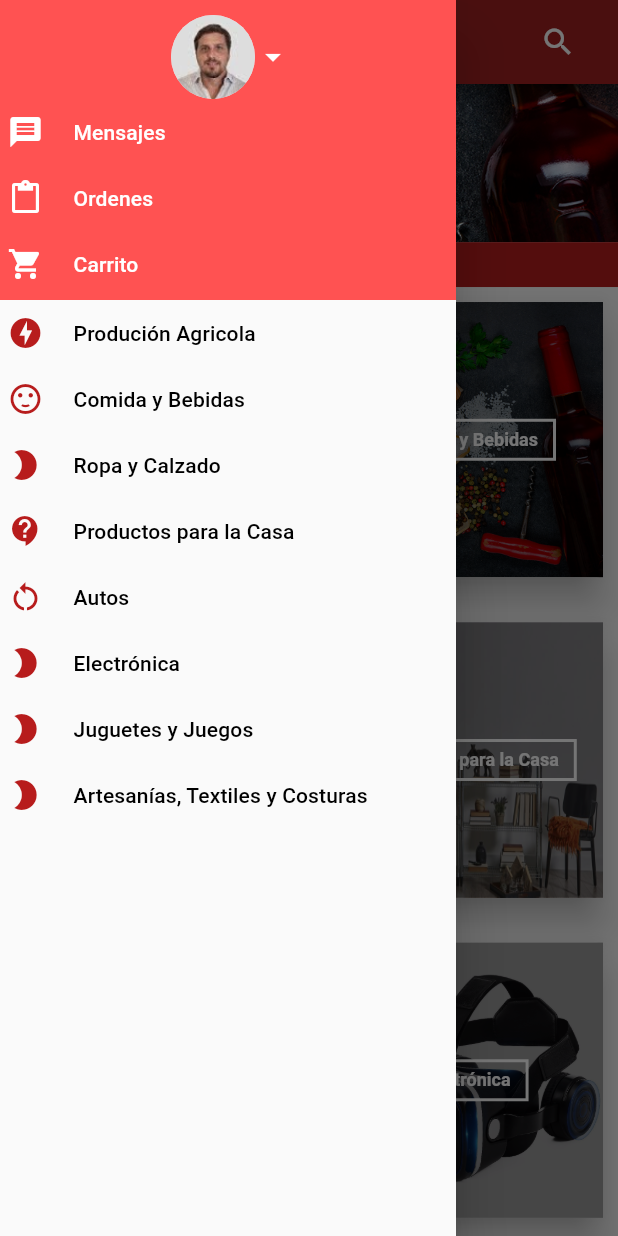
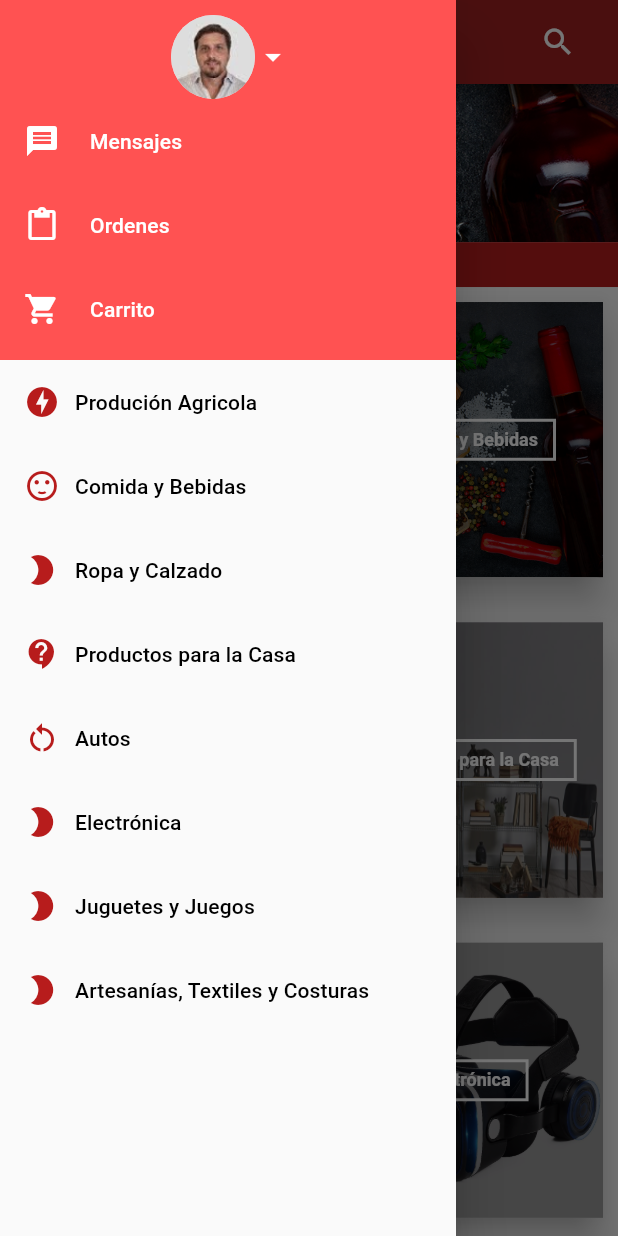
Before and after one commit to mauriciovalli/qapap_b2b, a Flutter app: the screen it shows after launch, with the side drawer open, on a phone screen of 412 x 824 dp. Run offline on Flutter 3.47's test engine with Material 2 defaults, Android fonts, the phone set to English and light mode, and no system bars; our stand-ins replace bloc, cached_network_image, equatable, flutter_bloc, flutter_swiper, get_it.

Commit message:
Category selected

```diff
--- a/lib/configuration/theme.dart
+++ b/lib/configuration/theme.dart
@@ -39,21 +39,20 @@ class CompanyColors {
 
 
 class ThemeConfig {
-  final double textFieldHeight = 60.0;
-  final double appPaddingLargeW = 120.0;
-  final double appPaddingLargeM = 12.0;
+  final double _appPaddingLargeW = 120.0;
+  final double _appPaddingLargeM = 12.0;
 
-  final double appPaddingSmallW = 20.0;
-  final double appPaddingSmallM = 4.0;
+  final double _appPaddingSmallW = 20.0;
+  final double _appPaddingSmallM = 4.0;
 
-  final double appPaddingVerticalW = 20.0;
-  final double appPaddingVerticalM = 10.0;
+  final double _appPaddingVerticalW = 20.0;
+  final double _appPaddingVerticalM = 10.0;
 
-  final double titleFontSizeW = 18.0;
-  final double titleFontSizeM = 12.0;
+  final double _titleFontSizeW = 18.0;
+  final double _titleFontSizeM = 12.0;
 
-  final double subTitleFontSizeW = 14.0;
-  final double subTitleFontSizeM = 8.0;
+  final double _subTitleFontSizeW = 14.0;
+  final double _subTitleFontSizeM = 8.0;
 
   bool isDesktop;
   bool isSmallDesktop;
@@ -68,17 +67,17 @@ class ThemeConfig {
     isSmallDesktop = isDisplaySmallDesktop(context);
 
     appPaddingHorizontalLarge =
-        isDesktop && !isSmallDesktop ? appPaddingLargeW : appPaddingLargeM;
+        isDesktop && !isSmallDesktop ? _appPaddingLargeW : _appPaddingLargeM;
     appPaddingHorizontalSmall =
-        isDesktop && !isSmallDesktop ? appPaddingSmallW : appPaddingSmallM;
+        isDesktop && !isSmallDesktop ? _appPaddingSmallW : _appPaddingSmallM;
     appPaddingVertical = isDesktop && !isSmallDesktop
-        ? appPaddingVerticalW
-        : appPaddingVerticalM;
+        ? _appPaddingVerticalW
+        : _appPaddingVerticalM;
     subTitleFontSize =
-        isDesktop && !isSmallDesktop ? subTitleFontSizeW : subTitleFontSizeM;
+        isDesktop && !isSmallDesktop ? _subTitleFontSizeW : _subTitleFontSizeM;
 
     titleFontSize =
-        isDesktop && !isSmallDesktop ? titleFontSizeW : titleFontSizeM;
+        isDesktop && !isSmallDesktop ? _titleFontSizeW : _titleFontSizeM;
   }
 
   static ThemeConfig instance(BuildContext context) {
--- a/lib/models/category.dart
+++ b/lib/models/category.dart
@@ -3,5 +3,6 @@ class CategoryModel{
   String name ;
   String image ;
   String icon ;
-  CategoryModel({this.id,this.name,this.image,this.icon});
+  bool isSelected;
+  CategoryModel({this.id,this.name,this.image,this.icon, this.isSelected=false});
 }
--- a/lib/pages/home.dart
+++ b/lib/pages/home.dart
@@ -53,7 +53,7 @@ class _HomePageState extends State<HomePage> {
                 children: [
                   if (themeConfig.isDesktop && !themeConfig.isSmallDesktop)
                     Container(
-                      width: 270,
+                      width: 280,
                       child: CategorySimpleList(),
                     ),
                   Expanded(
--- a/lib/presentation/category/widgets/category_simple_item.dart
+++ /dev/null
@@ -1,46 +0,0 @@
-import 'package:flutter/material.dart';
-import 'package:flutter_bloc/flutter_bloc.dart';
-import 'package:qapaq_b2b/configuration/theme.dart';
-import 'package:qapaq_b2b/models/category.dart';
-import 'package:qapaq_b2b/presentation/category/category_bloc.dart';
-import 'package:qapaq_b2b/presentation/product/product_bloc.dart';
-
-class CategoryItem extends StatelessWidget {
-  final CategoryModel _item;
-  final ThemeConfig themeConfig;
-  const CategoryItem(this._item, this.themeConfig);
-
-  @override
-  Widget build(BuildContext context) {
-    return InkWell(
-        child: Container(
-          padding: EdgeInsets.symmetric(
-            vertical: 10,
-            horizontal: 5,
-          ),
-          alignment: Alignment.centerLeft,
-          child: Row(
-            children: [
-              Icon(
-                IconData(int.parse(_item.icon), fontFamily: 'MaterialIcons'),
-                color: Theme.of(context).accentColor,
-              ),
-              Padding(
-                padding: const EdgeInsets.only(
-                  left: 20,
-                ),
-                child: Text(
-                  _item.name,
-                  style: Theme.of(context).textTheme.subtitle2,
-                  textAlign: TextAlign.left,
-                ),
-              )
-            ],
-          ),
-        ),
-        onTap: () => {
-              BlocProvider.of<CategoryBloc>(context).add(CategoryHide()),
-              BlocProvider.of<ProductBloc>(context).add(ProductLoad(_item.id)),
-            });
-  }
-}
--- a/lib/presentation/category/widgets/category_simple_list.dart
+++ b/lib/presentation/category/widgets/category_simple_list.dart
@@ -1,13 +1,19 @@
 import 'package:flutter/material.dart';
 import 'package:flutter_bloc/flutter_bloc.dart';
-import 'package:qapaq_b2b/configuration/theme.dart';
+import 'package:qapaq_b2b/models/category.dart';
 import 'package:qapaq_b2b/presentation/category/category_bloc.dart';
-import 'package:qapaq_b2b/presentation/category/widgets/category_simple_item.dart';
+import 'package:qapaq_b2b/presentation/product/product_bloc.dart';
 
-class CategorySimpleList extends StatelessWidget {
+class CategorySimpleList extends StatefulWidget {
+  @override
+  CategorySimpleListState createState() => CategorySimpleListState();
+}
+
+class CategorySimpleListState extends State<CategorySimpleList> {
+  int _selectedItemId;
+
   @override
   Widget build(BuildContext context) {
-    final ThemeConfig themeConfig = ThemeConfig.instance(context);
     return Scaffold(
       body: CustomScrollView(
         slivers: [
@@ -21,11 +27,11 @@ class CategorySimpleList extends StatelessWidget {
                   ),
                 );
               }
-              if (state is CategorySHide){
+              if (state is CategorySHide) {
                 return SliverList(
                   delegate: SliverChildBuilderDelegate(
-                        (context, index) =>
-                        CategoryItem(state.getByPosition(index), themeConfig),
+                    (context, index) =>
+                        buildItem(context, state.getByPosition(index)),
                     childCount: state.items.length,
                   ),
                 );
@@ -34,7 +40,7 @@ class CategorySimpleList extends StatelessWidget {
                 return SliverList(
                   delegate: SliverChildBuilderDelegate(
                     (context, index) =>
-                        CategoryItem(state.getByPosition(index), themeConfig),
+                        buildItem(context, state.getByPosition(index)),
                     childCount: state.items.length,
                   ),
                 );
@@ -46,4 +52,48 @@ class CategorySimpleList extends StatelessWidget {
       ),
     );
   }
+
+  Widget buildItem(BuildContext context, CategoryModel _item) {
+    return Container(
+      color: _selectedItemId == _item.id
+          ? Theme.of(context).accentColor
+          : Colors.transparent,
+      child: ListTile(
+        title: Container(
+          alignment: Alignment.centerLeft,
+          child: Row(
+            children: [
+              Icon(
+                IconData(int.parse(_item.icon), fontFamily: 'MaterialIcons'),
+                color: _selectedItemId == _item.id
+                    ? Colors.white
+                    : Theme.of(context).accentColor,
+              ),
+              Padding(
+                padding: const EdgeInsets.only(
+                  left: 10,
+                ),
+                child: Text(
+                  _item.name,
+                  style: Theme.of(context).textTheme.subtitle2.copyWith(
+                      color: _selectedItemId == _item.id
+                          ? Colors.white
+                          : Colors.black),
+                  textAlign: TextAlign.left,
+                ),
+              )
+            ],
+          ),
+        ),
+        onTap: () => {
+          BlocProvider.of<CategoryBloc>(context).add(CategoryHide()),
+          BlocProvider.of<ProductBloc>(context).add(ProductLoad(_item.id)),
+          setState(() {
+            _selectedItemId = _item.id;
+          }),
+        },
+        selected: _selectedItemId == _item.id,
+      ),
+    );
+  }
 }
--- a/lib/presentation/common/widgets/drawer.dart
+++ b/lib/presentation/common/widgets/drawer.dart
@@ -13,7 +13,7 @@ class MyDrawer extends StatelessWidget {
               mainAxisSize: MainAxisSize.min,
               children: [
                 Container(
-                  height: 200,
+                  height: 240,
                   child: Column(children: buildActions(context)),
                 ),
                 Expanded(child: CategorySimpleList()),
@@ -32,12 +32,8 @@ class MyDrawer extends StatelessWidget {
   }
 
   Widget buildActionItem(BuildContext context, String text, IconData icon) {
-    return InkWell(
-        child: Container(
-          padding: EdgeInsets.symmetric(
-            vertical: 10,
-            horizontal: 5,
-          ),
+    return ListTile(
+        title: Container(
           alignment: Alignment.centerLeft,
           child: Row(
             children: [
```
